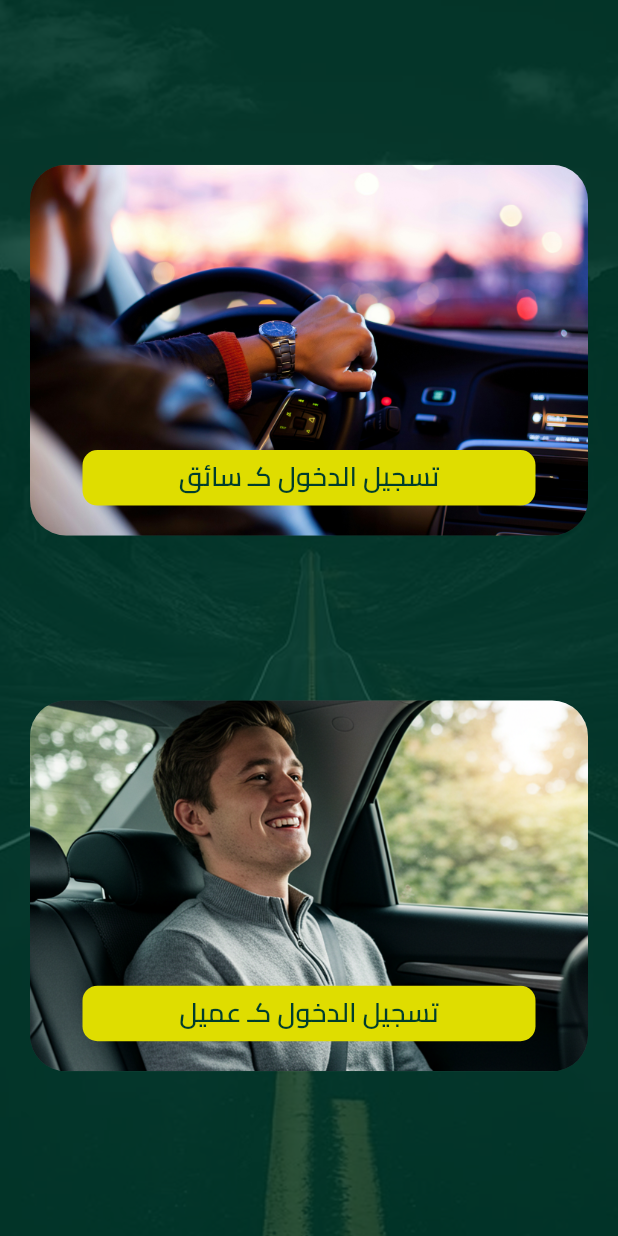
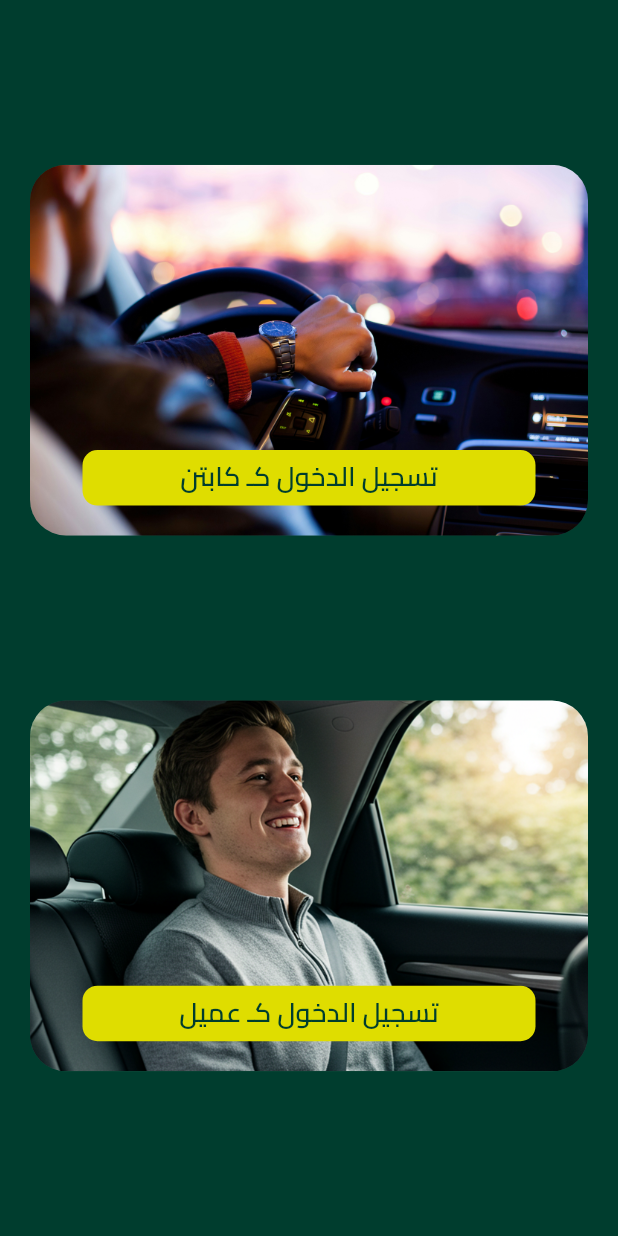
Before and after one commit to Mada1312/waslny, a Flutter app: the screen it shows after launch, after a tap on "تخطى", on a phone screen of 412 x 824 dp. Run offline on Flutter 3.47's test engine with Material 3 defaults, Android fonts, the light colour scheme and no system bars; our stand-ins replace auto_size_text, awesome_dialog, cached_network_image, carousel_slider, chewie, cloud_firestore and 36 more; missing offline and left inert: escapable_padding, flutter_map_animations, overlay_loader_with_app_icon; accounts and stored records are empty; statements that could not run were skipped.

Commit message:
amer handle  changes

```diff
--- a/lib/core/utils/assets_manager.dart
+++ b/lib/core/utils/assets_manager.dart
@@ -34,7 +34,8 @@
   static const String verifyIcon = '$imagePath/verify.png';
   static const String userCover = '$imagePath/user_cover.png';
   static const String driverBar = '$imagePath/driver_bar.png';
-  static const String loaderIcon = '$imagePath/loader.png';
+  static const String loaderIcon = '$imagePath/dialog_logo.png';
+  // static const String loaderIcon = '$imagePath/loader.png';
   static const String noData = '$imagePath/no_data.png';
 
   //Lottie
--- a/lib/core/utils/dialogs.dart
+++ b/lib/core/utils/dialogs.dart
@@ -80,10 +80,12 @@
   await AwesomeDialog(
     context: context,
     customHeader: Padding(
-      padding: const EdgeInsets.all(8.0),
+      padding: const EdgeInsets.all(20),
       child: Image.asset(
         ImageAssets.dialogLogo,
         // color: AppColors.primary,
+        width: 80,
+        height: 80,
       ),
     ),
     animType: AnimType.topSlide,
@@ -106,7 +108,7 @@
   await AwesomeDialog(
     context: context,
     customHeader: Padding(
-      padding: const EdgeInsets.all(8.0),
+      padding: const EdgeInsets.all(20),
       child: Image.asset(
         ImageAssets.dialogLogo,
         // color: AppColors.primary,
--- a/lib/features/general/auth/screens/choose_login_screen.dart
+++ b/lib/features/general/auth/screens/choose_login_screen.dart
@@ -8,14 +8,15 @@
     return Scaffold(
       body: Stack(
         children: [
-          Image.asset(
-            ImageAssets.login,
-            fit: BoxFit.cover,
-            height: getHeightSize(context),
-            width: getWidthSize(context),
-          ),
+          // Image.asset(
+          //   ImageAssets.login,
+          //   fit: BoxFit.cover,
+          //   height: getHeightSize(context),
+          //   width: getWidthSize(context),
+          // ),
           Container(
-            color: AppColors.background.withOpacity(0.8),
+            color: AppColors.background,
+            // color: AppColors.background.withOpacity(0.8),
           ),
           Column(
             mainAxisAlignment: MainAxisAlignment.spaceEvenly,
--- a/pubspec.yaml
+++ b/pubspec.yaml
@@ -16,7 +16,7 @@
 # https://developer.apple.com/library/archive/documentation/General/Reference/InfoPlistKeyReference/Articles/CoreFoundationKeys.html
 # In Windows, build-name is used as the major, minor, and patch parts
 # of the product and file versions while build-number is used as the build suffix.
-version: 1.0.0+1
+version: 1.0.0+16
 
 environment:
   sdk: ^3.6.1
```
Also changed, not shown: assets/lang/ar.json (+11 -11 lines).
